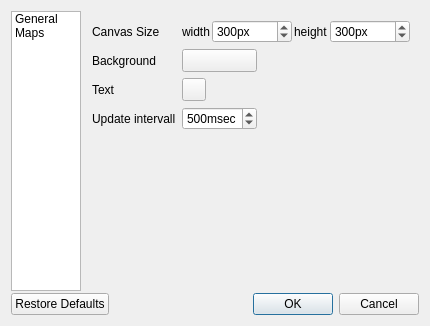
jakimowb/eo-time-series-viewer, file eotimeseriesviewer/ui/settingsdialog.ui: the form before one commit.
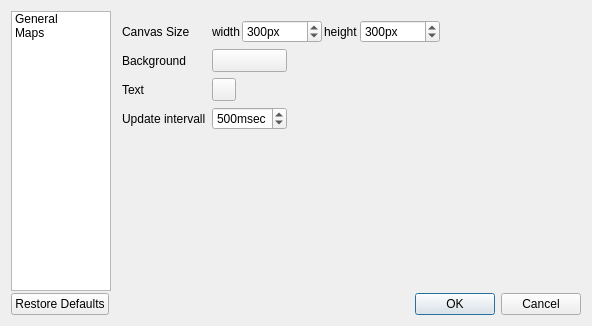
The form after the commit. The open tabs and pages were chosen to show the change. Custom widgets are drawn as their Qt base class.

Commit message:
fixed MapCanvas.stretchToExtent for none-SensorProxyLayers mapvisualization.py: added type hints timeseries.py: added type hints, SensorInstrument mockup dataset copies wavelength information, optimized findMatchingSensor(), added tooltips to settings panel
pulled qps update on reading "μm"
update README.md

```diff
--- a/eotimeseriesviewer/ui/settingsdialog.ui
+++ b/eotimeseriesviewer/ui/settingsdialog.ui
@@ -6,7 +6,7 @@
    <rect>
     <x>0</x>
     <y>0</y>
-    <width>411</width>
+    <width>592</width>
     <height>326</height>
    </rect>
   </property>
@@ -219,6 +219,19 @@
              </property>
             </widget>
            </item>
+           <item>
+            <spacer name="horizontalSpacer">
+             <property name="orientation">
+              <enum>Qt::Horizontal</enum>
+             </property>
+             <property name="sizeHint" stdset="0">
+              <size>
+               <width>40</width>
+               <height>20</height>
+              </size>
+             </property>
+            </spacer>
+           </item>
           </layout>
          </item>
          <item row="1" column="0">
@@ -303,17 +316,17 @@
   </layout>
  </widget>
  <customwidgets>
+  <customwidget>
+   <class>QgsFileWidget</class>
+   <extends>QWidget</extends>
+   <header>qgsfilewidget.h</header>
+  </customwidget>
   <customwidget>
    <class>QgsColorButton</class>
    <extends>QToolButton</extends>
    <header>qgscolorbutton.h</header>
    <container>1</container>
   </customwidget>
-  <customwidget>
-   <class>QgsFileWidget</class>
-   <extends>QWidget</extends>
-   <header>qgsfilewidget.h</header>
-  </customwidget>
   <customwidget>
    <class>QgsFontButton</class>
    <extends>QToolButton</extends>
```
Left out of the diff: 11 changed lines with no effect on the pictures. The commit also changes 7 other files.
